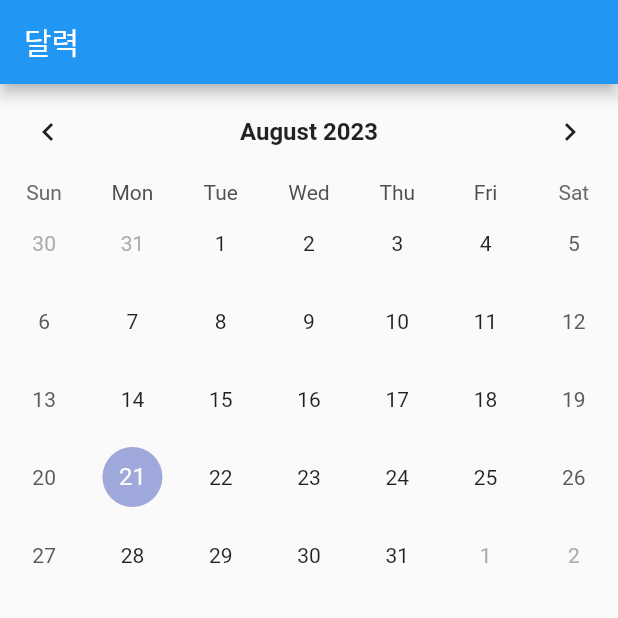
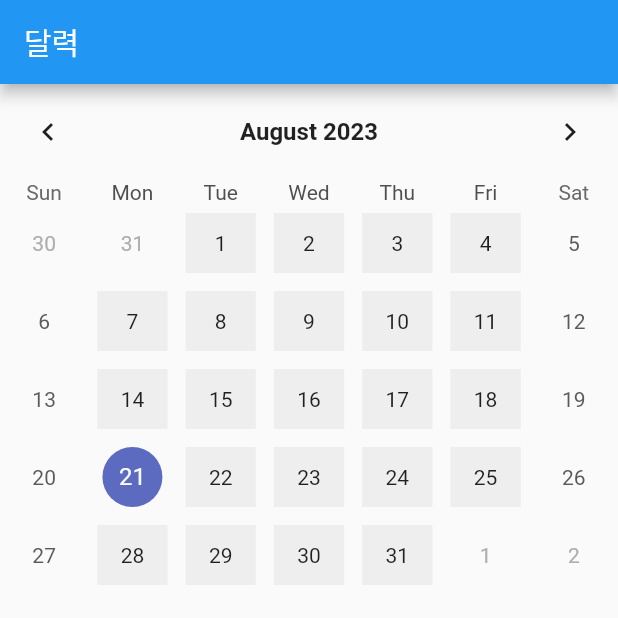
Before and after one commit to zbqlr456/daily_calendar, a Flutter app: the screen it shows after launch, on a phone screen of 412 x 824 dp, the top half of it. Run offline on Flutter 3.47's test engine with Material 2 defaults, Android fonts, the phone set to English and light mode, and no system bars; drawn by our look-alikes of table_calendar.

Commit message:
calender ui custom

```diff
--- /dev/null
+++ b/client/lib/color/colors.dart
@@ -0,0 +1,3 @@
+import 'package:flutter/material.dart';
+
+const PRIMARY_COLOR = Color(0xFFF9F5EB);
--- a/client/lib/component/calendar.dart
+++ b/client/lib/component/calendar.dart
@@ -1,3 +1,4 @@
+import 'package:client/color/colors.dart';
 import 'package:flutter/material.dart';
 import 'package:table_calendar/table_calendar.dart';
 
@@ -9,6 +10,9 @@ class Calendar extends StatefulWidget {
 }
 
 class _CalendarState extends State<Calendar> {
+  DateTime selectedDay = DateTime.now();
+
+
   @override
   Widget build(BuildContext context) {
     return TableCalendar(
@@ -21,7 +25,21 @@ class _CalendarState extends State<Calendar> {
         titleTextStyle: TextStyle(
           fontWeight: FontWeight.w700,
           fontSize: 16.0,
-        )
+        ),
+      ),
+      onDaySelected:  (DateTime selectedDay, DateTime focusedDay){
+        setState(() {
+          this.selectedDay = selectedDay;
+        });
+      },
+      selectedDayPredicate: (DateTime date){
+        return date.year == selectedDay.year && date.month == selectedDay.month && date.day == selectedDay.day;
+      },
+      calendarStyle: CalendarStyle(
+        isTodayHighlighted: false,
+        defaultDecoration: BoxDecoration(
+          color: Colors.grey[200],
+        ),
       ),
     );
   }
--- a/client/lib/component/daily_circle.dart
+++ b/client/lib/component/daily_circle.dart
@@ -10,8 +10,11 @@ class DailyCircle extends StatefulWidget {
 class _DailyCircleState extends State<DailyCircle> {
   @override
   Widget build(BuildContext context) {
-    return Container(
-
+    return ClipOval(
+      child: Container(
+        width: 100.0,
+        height: 100.0,
+      ),
     );
   }
 }
--- a/client/lib/main.dart
+++ b/client/lib/main.dart
@@ -4,6 +4,7 @@ import 'package:flutter/material.dart';
 void main() {
   runApp(
     const MaterialApp(
+      debugShowCheckedModeBanner: false,
       home: HomeScreen(),
     ),
   );
--- a/client/lib/screen/home_screen.dart
+++ b/client/lib/screen/home_screen.dart
@@ -1,4 +1,5 @@
 import 'package:client/component/calendar.dart';
+import 'package:client/component/daily_circle.dart';
 import 'package:flutter/material.dart';
 
 class HomeScreen extends StatefulWidget {
@@ -17,7 +18,10 @@ class _HomeScreenState extends State<HomeScreen> {
       ),
       body: SafeArea(
         child: Column(
-          children: [Calendar()],
+          children: [
+            Calendar(),
+            DailyCircle(),
+          ],
         ),
       ),
     );
--- a/client/pubspec.yaml
+++ b/client/pubspec.yaml
@@ -15,6 +15,7 @@ dependencies:
   table_calendar: ^3.0.9
   intl: ^0.18.1
   drift: ^2.11.0
+  flutter_riverpod: ^2.3.7
 
 
 dev_dependencies:
```
Also changed, not shown: client/pubspec.lock.
